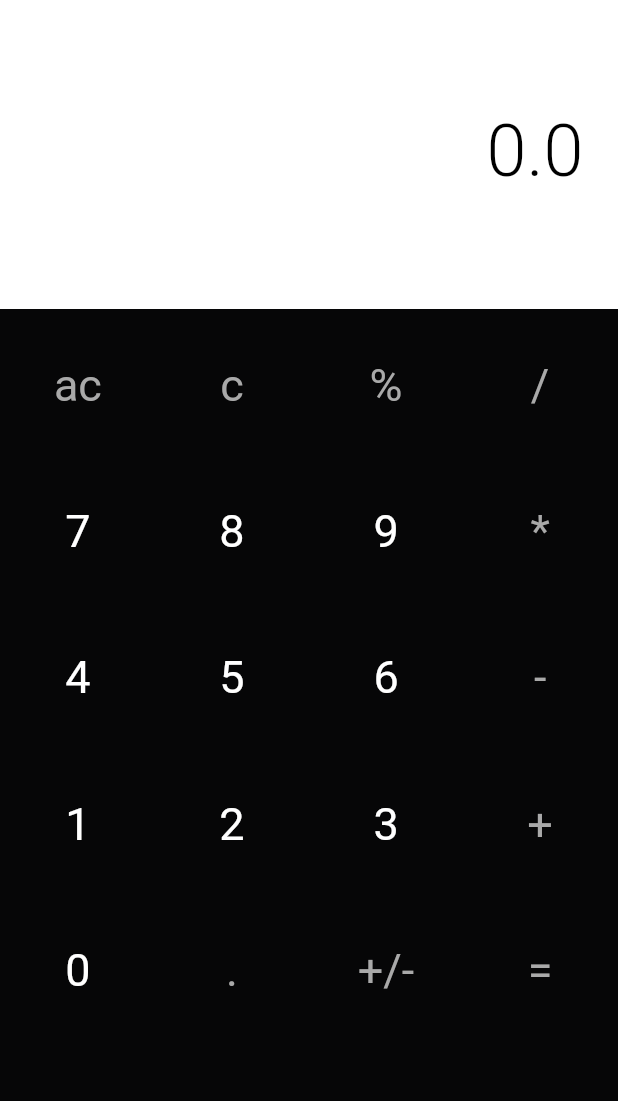
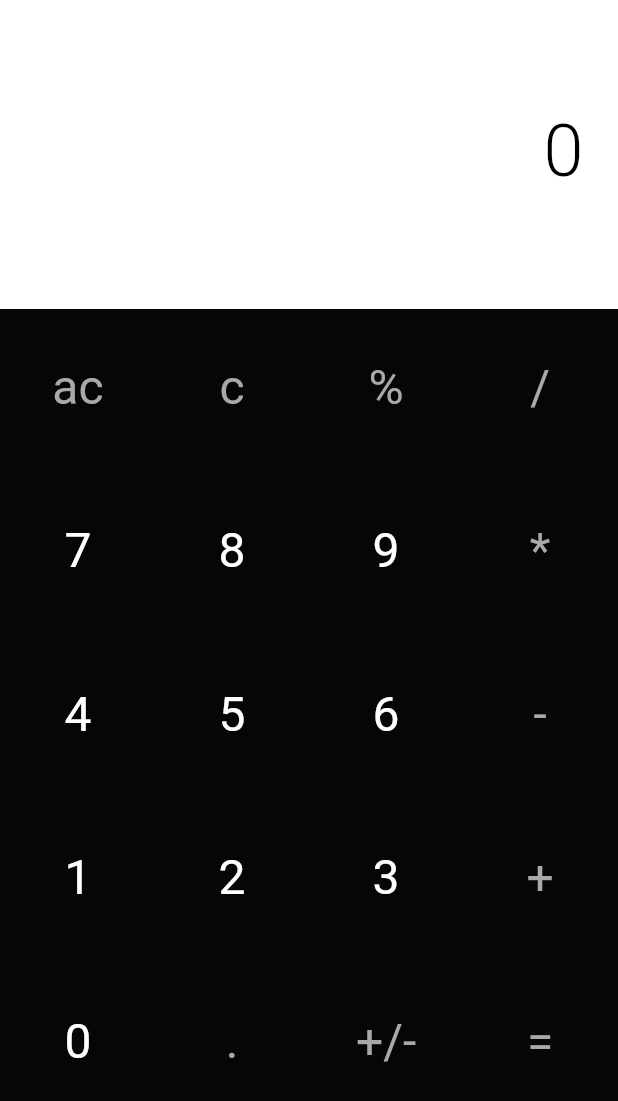
Before and after one commit to adarshbalu/mini_calc, a Flutter app: the screen it shows after launch, on a phone screen of 412 x 824 dp. Shown: the top 1101 px of the screen. Run offline on Flutter 3.47's test engine with Material 2 defaults, Android fonts, the phone set to English and light mode, and no system bars.

Commit message:
Minor bug fixes

```diff
--- a/lib/ui/calculator.dart
+++ b/lib/ui/calculator.dart
@@ -9,13 +9,10 @@ class Calculator extends StatefulWidget {
 
 class _CalculatorState extends State<Calculator> {
   TextEditingController controller;
-  double num1 = 0, num2 = 0, result = 0;
-  String operator = '!', helper = '';
-  bool isSecondNumber = false, resultFound = false;
 
   @override
   void initState() {
-    controller = TextEditingController(text: num1.toString());
+    controller = TextEditingController(text: 0.toString());
     super.initState();
   }
 
@@ -46,7 +43,7 @@ class _CalculatorState extends State<Calculator> {
                     crossAxisAlignment: CrossAxisAlignment.end,
                     children: <Widget>[
                       Text(
-                        helper,
+                        '',
                         style: TextStyle(
                             fontSize: 30,
                             letterSpacing: 1.1,
@@ -83,7 +80,6 @@ class _CalculatorState extends State<Calculator> {
           ),
           Expanded(
             flex: 3,
-            child: SingleChildScrollView(
             child: Container(
               decoration: BoxDecoration(color: Color(0xff060607)),
               child: Column(
@@ -204,7 +200,6 @@ class _CalculatorState extends State<Calculator> {
                 ],
               ),
             ),
-            ),
           )
         ]),
       ),
--- a/lib/widgets/widgets.dart
+++ b/lib/widgets/widgets.dart
@@ -13,12 +13,12 @@ class Button extends StatelessWidget {
     }
     return Container(
       margin: EdgeInsets.symmetric(horizontal: 5, vertical: 3),
-      height: MediaQuery.of(context).size.height / 9,
+      height: MediaQuery.of(context).size.height / 8,
       width: MediaQuery.of(context).size.width / 4.5,
       child: Text(
         buttonText,
         textAlign: TextAlign.center,
-        style: TextStyle(color: color, fontSize: 30),
+        style: TextStyle(color: color, fontSize: 32),
       ),
     );
   }
```
Lines whose indentation alone changed are shown as unchanged.
